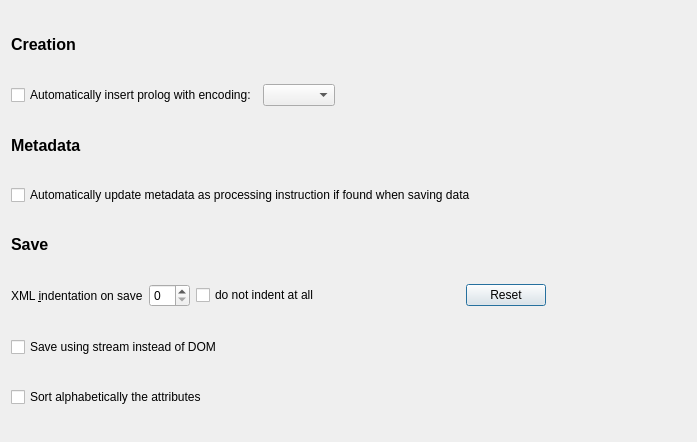
The window that src/config/configurexmlmanagementdialog.ui (lbellonda/qxmledit) describes before a commit, drawn with Qt 5.
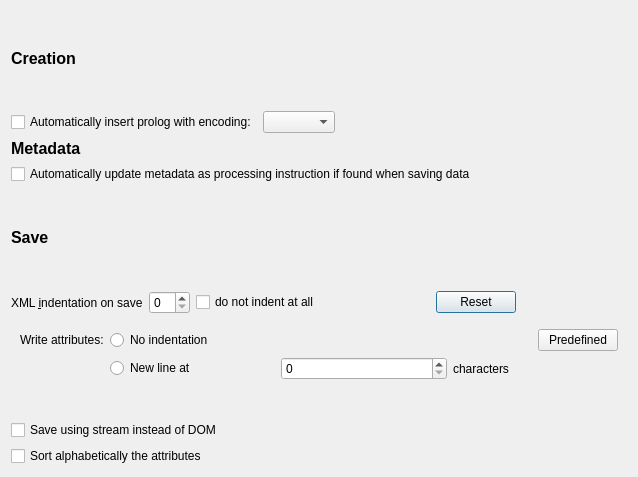
The same window after the commit.

Commit message: Added an option to limit the width of the attributes zone when saving. Some fixes.

```diff
--- a/src/config/configurexmlmanagementdialog.ui
+++ b/src/config/configurexmlmanagementdialog.ui
@@ -6,8 +6,8 @@
    <rect>
     <x>0</x>
     <y>0</y>
-    <width>697</width>
-    <height>442</height>
+    <width>638</width>
+    <height>477</height>
    </rect>
   </property>
   <property name="windowTitle">
@@ -17,7 +17,7 @@
    <item>
     <widget class="QLabel" name="label_5">
      <property name="sizePolicy">
-      <sizepolicy hsizetype="Preferred" vsizetype="Fixed">
+      <sizepolicy hsizetype="Preferred" vsizetype="Preferred">
        <horstretch>0</horstretch>
        <verstretch>0</verstretch>
       </sizepolicy>
@@ -29,6 +29,12 @@
        <bold>true</bold>
       </font>
      </property>
+     <property name="frameShape">
+      <enum>QFrame::NoFrame</enum>
+     </property>
+     <property name="lineWidth">
+      <number>0</number>
+     </property>
      <property name="text">
       <string>Creation</string>
      </property>
@@ -107,7 +113,7 @@
    <item>
     <widget class="QLabel" name="label_6">
      <property name="sizePolicy">
-      <sizepolicy hsizetype="Preferred" vsizetype="Fixed">
+      <sizepolicy hsizetype="Preferred" vsizetype="Preferred">
        <horstretch>0</horstretch>
        <verstretch>0</verstretch>
       </sizepolicy>
@@ -197,6 +203,87 @@
      </item>
     </layout>
    </item>
+   <item>
+    <widget class="QFrame" name="frame_2">
+     <property name="frameShape">
+      <enum>QFrame::NoFrame</enum>
+     </property>
+     <property name="frameShadow">
+      <enum>QFrame::Plain</enum>
+     </property>
+     <layout class="QFormLayout" name="formLayout">
+      <property name="formAlignment">
+       <set>Qt::AlignLeading|Qt::AlignLeft|Qt::AlignTop</set>
+      </property>
+      <item row="0" column="0">
+       <widget class="QLabel" name="label_7">
+        <property name="text">
+         <string>Write attributes:</string>
+        </property>
+       </widget>
+      </item>
+      <item row="0" column="1">
+       <layout class="QHBoxLayout" name="horizontalLayout_3">
+        <item>
+         <widget class="QRadioButton" name="attrNoIndendation">
+          <property name="text">
+           <string>No indentation</string>
+          </property>
+         </widget>
+        </item>
+        <item>
+         <spacer name="horizontalSpacer_4">
+          <property name="orientation">
+           <enum>Qt::Horizontal</enum>
+          </property>
+          <property name="sizeHint" stdset="0">
+           <size>
+            <width>40</width>
+            <height>20</height>
+           </size>
+          </property>
+         </spacer>
+        </item>
+        <item>
+         <widget class="QPushButton" name="cmdPredefinedAttributes">
+          <property name="text">
+           <string>Predefined</string>
+          </property>
+         </widget>
+        </item>
+       </layout>
+      </item>
+      <item row="1" column="1">
+       <layout class="QHBoxLayout" name="horizontalLayout_4">
+        <item>
+         <widget class="QRadioButton" name="attrNewLineAt">
+          <property name="text">
+           <string>New line at</string>
+          </property>
+         </widget>
+        </item>
+        <item>
+         <widget class="QSpinBox" name="attrCharacters">
+          <property name="frame">
+           <bool>true</bool>
+          </property>
+          <property name="maximum">
+           <number>1000</number>
+          </property>
+         </widget>
+        </item>
+        <item>
+         <widget class="QLabel" name="label_8">
+          <property name="text">
+           <string>characters</string>
+          </property>
+         </widget>
+        </item>
+       </layout>
+      </item>
+     </layout>
+    </widget>
+   </item>
    <item>
     <widget class="QCheckBox" name="cbSaveStream">
      <property name="text">
```
Left out of the diff: 2 changed lines with no effect on the pictures. The commit also changes 54 other files.
